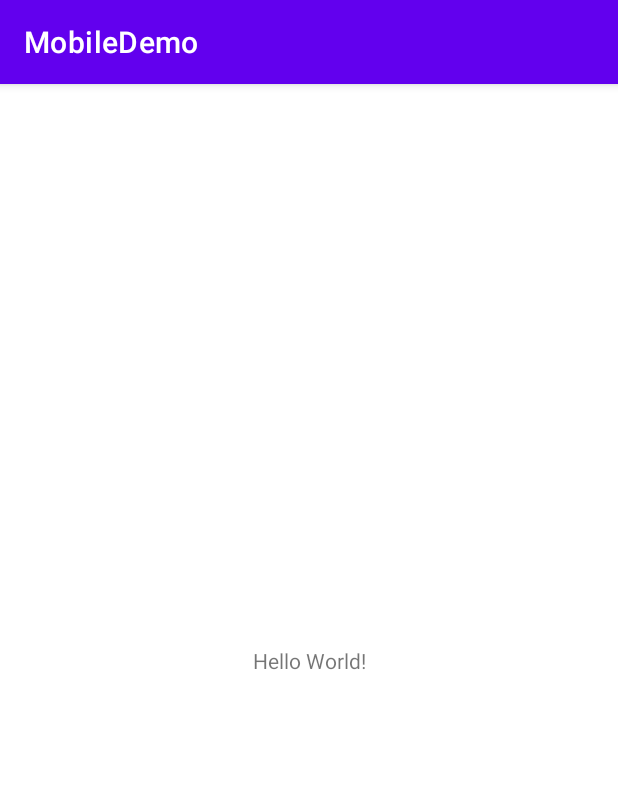
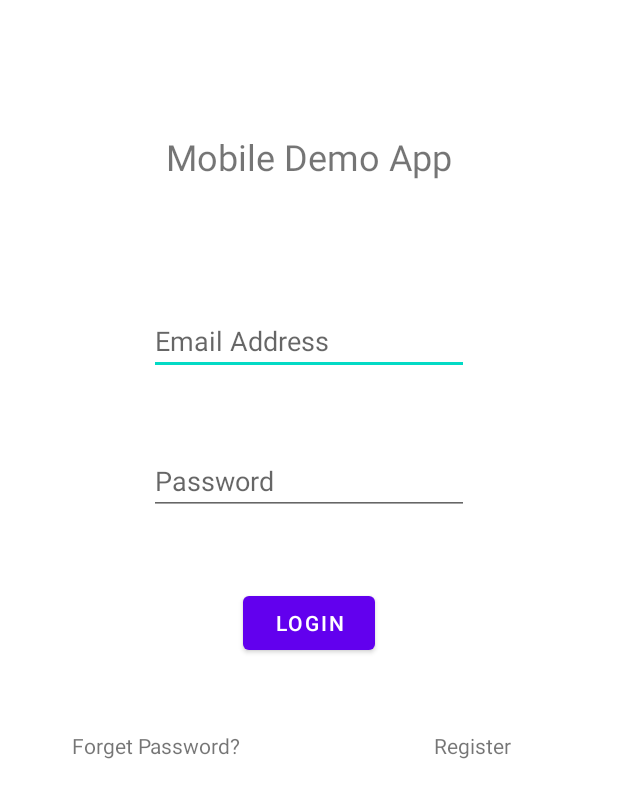
Before and after one commit to zren813/MobileDemo, an Android app: the screen it shows after launch (MainActivity), on a phone screen of 412 x 824 dp. Shown: the top 798 px of the screen. Run offline under Robolectric (Android 15) with nearby library versions, the phone set to English and light mode, and no system bars.

Commit message:
Set up log in and register page. Connect to firebase. Finish register implementation

```diff
--- a/app/build.gradle
+++ b/app/build.gradle
@@ -1,5 +1,6 @@
 plugins {
     id 'com.android.application'
+    id 'com.google.gms.google-services'
 }
 
 android {
@@ -33,6 +34,8 @@ dependencies {
     implementation 'androidx.appcompat:appcompat:1.1.0'
     implementation 'com.google.android.material:material:1.1.0'
     implementation 'androidx.constraintlayout:constraintlayout:1.1.3'
+    implementation 'com.google.firebase:firebase-auth:19.2.0'
+    implementation 'com.google.firebase:firebase-database:20.0.1'
     testImplementation 'junit:junit:4.+'
     androidTestImplementation 'androidx.test.ext:junit:1.1.1'
     androidTestImplementation 'androidx.test.espresso:espresso-core:3.2.0'
--- a/app/src/main/AndroidManifest.xml
+++ b/app/src/main/AndroidManifest.xml
@@ -9,6 +9,7 @@
         android:roundIcon="@mipmap/ic_launcher_round"
         android:supportsRtl="true"
         android:theme="@style/Theme.MobileDemo">
+        <activity android:name=".RegisterUser"></activity>
         <activity android:name=".MainActivity">
             <intent-filter>
                 <action android:name="android.intent.action.MAIN" />
--- a/app/src/main/java/com/mobiledemo/MainActivity.java
+++ b/app/src/main/java/com/mobiledemo/MainActivity.java
@@ -2,13 +2,28 @@ package com.mobiledemo;
 
 import androidx.appcompat.app.AppCompatActivity;
 
+import android.content.Intent;
 import android.os.Bundle;
+import android.view.View;
+import android.widget.TextView;
 
-public class MainActivity extends AppCompatActivity {
+public class MainActivity extends AppCompatActivity implements View.OnClickListener {
+    private TextView register;
 
     @Override
     protected void onCreate(Bundle savedInstanceState) {
         super.onCreate(savedInstanceState);
         setContentView(R.layout.activity_main);
+        register = (TextView) findViewById(R.id.registerText);
+        register.setOnClickListener(this);
+    }
+
+    @Override
+    public void onClick(View v) {
+        switch(v.getId()) {
+            case R.id.registerText:
+                startActivity(new Intent(this, RegisterUser.class));
+                break;
+        }
     }
 }
--- a/app/src/main/res/layout/activity_main.xml
+++ b/app/src/main/res/layout/activity_main.xml
@@ -7,12 +7,74 @@
     tools:context=".MainActivity">
 
     <TextView
+        android:id="@+id/loginTitleName"
+        android:layout_width="match_parent"
+        android:layout_height="wrap_content"
+        android:layout_marginTop="88dp"
+        android:gravity="center_horizontal"
+        android:text="Mobile Demo App"
+        android:textSize="24sp"
+        app:layout_constraintTop_toTopOf="parent"
+        tools:layout_editor_absoluteX="111dp" />
+
+    <EditText
+        android:id="@+id/editEmail"
         android:layout_width="wrap_content"
         android:layout_height="wrap_content"
-        android:text="Hello World!"
-        app:layout_constraintBottom_toBottomOf="parent"
-        app:layout_constraintLeft_toLeftOf="parent"
-        app:layout_constraintRight_toRightOf="parent"
-        app:layout_constraintTop_toTopOf="parent" />
+        android:layout_marginStart="48dp"
+        android:layout_marginTop="84dp"
+        android:layout_marginEnd="48dp"
+        android:ems="10"
+        android:hint="Email Address"
+        android:inputType="textEmailAddress"
+        app:layout_constraintEnd_toEndOf="parent"
+        app:layout_constraintStart_toStartOf="parent"
+        app:layout_constraintTop_toBottomOf="@+id/loginTitleName" />
+
+    <EditText
+        android:id="@+id/editPassword"
+        android:layout_width="wrap_content"
+        android:layout_height="wrap_content"
+        android:layout_marginStart="48dp"
+        android:layout_marginTop="48dp"
+        android:layout_marginEnd="48dp"
+        android:ems="10"
+        android:hint="Password"
+        android:inputType="textPassword"
+        app:layout_constraintEnd_toEndOf="parent"
+        app:layout_constraintStart_toStartOf="parent"
+        app:layout_constraintTop_toBottomOf="@+id/editEmail" />
+
+    <Button
+        android:id="@+id/submitButton"
+        android:layout_width="wrap_content"
+        android:layout_height="wrap_content"
+        android:layout_marginStart="96dp"
+        android:layout_marginTop="48dp"
+        android:layout_marginEnd="96dp"
+        android:text="LOGIN"
+        app:layout_constraintEnd_toEndOf="parent"
+        app:layout_constraintStart_toStartOf="parent"
+        app:layout_constraintTop_toBottomOf="@+id/editPassword" />
+
+    <TextView
+        android:id="@+id/forgetPasswordText"
+        android:layout_width="wrap_content"
+        android:layout_height="wrap_content"
+        android:layout_marginStart="48dp"
+        android:layout_marginTop="48dp"
+        android:text="Forget Password?"
+        app:layout_constraintStart_toStartOf="parent"
+        app:layout_constraintTop_toBottomOf="@+id/submitButton" />
+
+    <TextView
+        android:id="@+id/registerText"
+        android:layout_width="wrap_content"
+        android:layout_height="wrap_content"
+        android:layout_marginTop="48dp"
+        android:layout_marginEnd="71dp"
+        android:text="Register"
+        app:layout_constraintEnd_toEndOf="parent"
+        app:layout_constraintTop_toBottomOf="@+id/submitButton" />
 
 </androidx.constraintlayout.widget.ConstraintLayout>
--- a/app/src/main/res/values-night/themes.xml
+++ b/app/src/main/res/values-night/themes.xml
@@ -1,6 +1,6 @@
 <resources xmlns:tools="http://schemas.android.com/tools">
     <!-- Base application theme. -->
-    <style name="Theme.MobileDemo" parent="Theme.MaterialComponents.DayNight.DarkActionBar">
+    <style name="Theme.MobileDemo" parent="Theme.MaterialComponents.DayNight.NoActionBar">
         <!-- Primary brand color. -->
         <item name="colorPrimary">@color/purple_200</item>
         <item name="colorPrimaryVariant">@color/purple_700</item>
--- a/app/src/main/res/values/themes.xml
+++ b/app/src/main/res/values/themes.xml
@@ -1,6 +1,6 @@
 <resources xmlns:tools="http://schemas.android.com/tools">
     <!-- Base application theme. -->
-    <style name="Theme.MobileDemo" parent="Theme.MaterialComponents.DayNight.DarkActionBar">
+    <style name="Theme.MobileDemo" parent="Theme.MaterialComponents.DayNight.NoActionBar">
         <!-- Primary brand color. -->
         <item name="colorPrimary">@color/purple_500</item>
         <item name="colorPrimaryVariant">@color/purple_700</item>
--- a/build.gradle
+++ b/build.gradle
@@ -6,6 +6,7 @@ buildscript {
     }
     dependencies {
         classpath "com.android.tools.build:gradle:4.1.2"
+        classpath 'com.google.gms:google-services:4.3.10'
 
         // NOTE: Do not place your application dependencies here; they belong
         // in the individual module build.gradle files
```
Also changed, not shown: app/src/main/java/com/mobiledemo/RegisterUser.java (added, +113 -0 lines), app/src/main/java/com/mobiledemo/User.java (added, +14 -0 lines), app/src/main/res/layout/activity_register_user.xml (added, +86 -0 lines).
